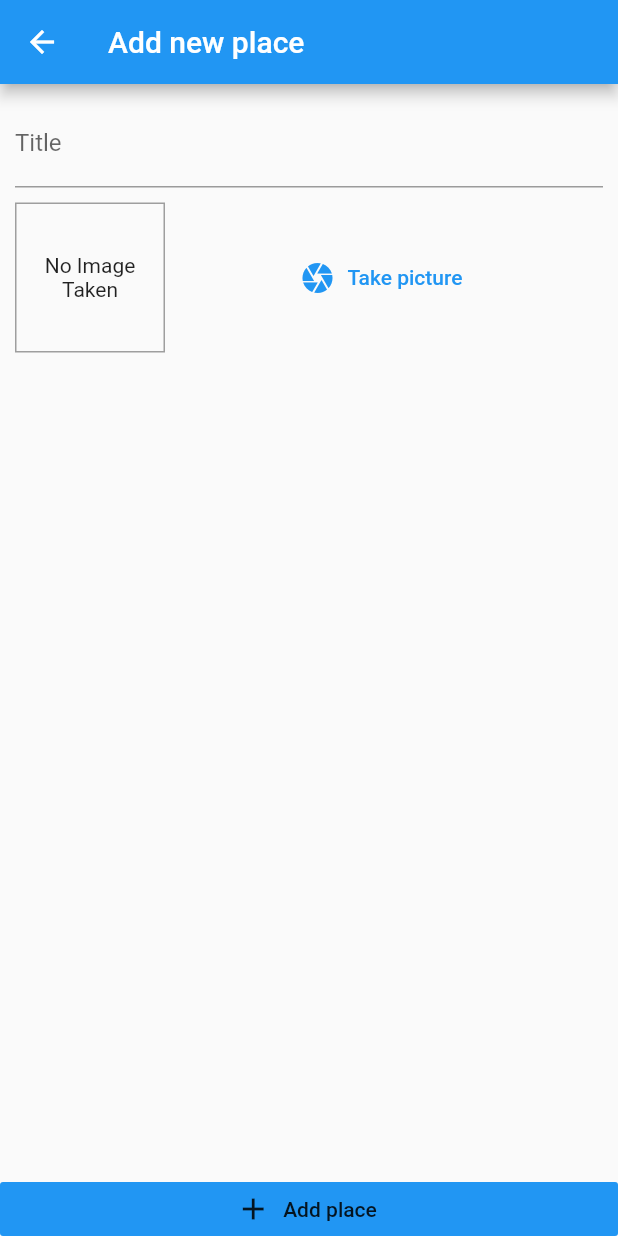
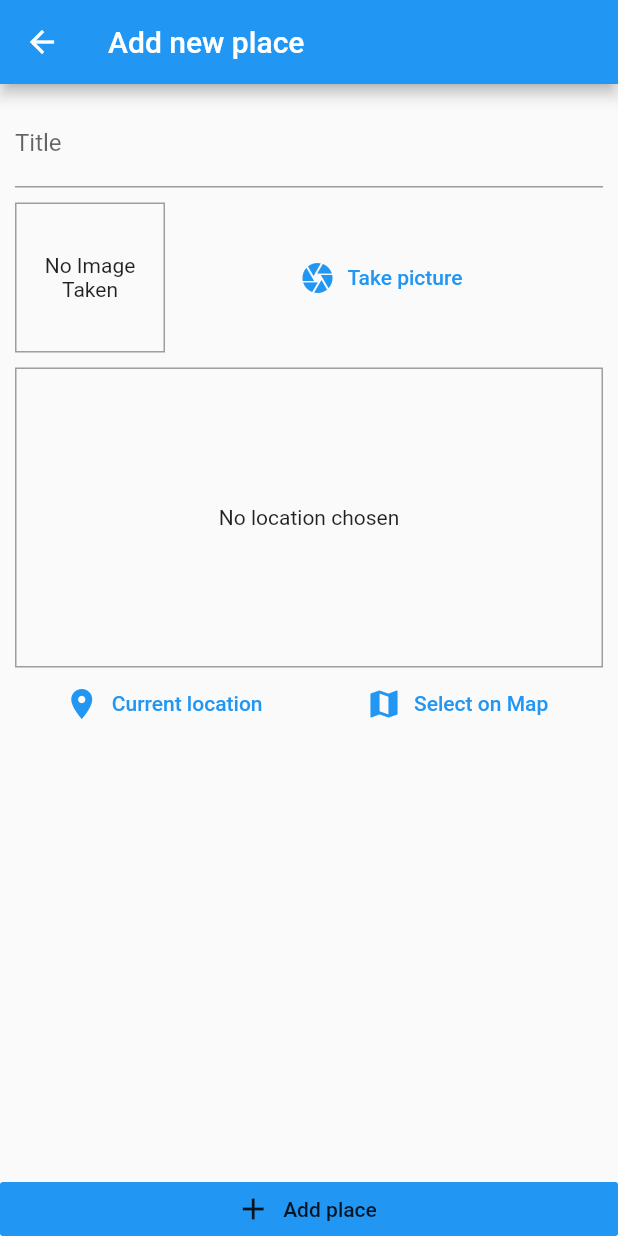
Before and after one commit to irizzka/cr_fav_places, a Flutter app: the AddPlaceScreen screen opened by its route, on a phone screen of 412 x 824 dp. Run offline on Flutter 3.47's test engine with Material 2 defaults, Android fonts, the phone set to English and light mode, and no system bars; our stand-ins replace google_maps_flutter, image_picker, location, sqflite; accounts and stored records are empty.

Commit message:
location  - Google maps

```diff
--- /dev/null
+++ b/lib/helpers/location_helper.dart
@@ -0,0 +1,20 @@
+import 'dart:convert';
+
+import 'package:http/http.dart' as http;
+
+const GOOGLE_API_KEY = '';
+
+class LocationHelper {
+  static String locationPreviewImage({double latitude, double longitude}) {
+    return 'https://maps.googleapis.com/maps/api/staticmap?center=&$latitude,$longitude&zoom=16&size=600x300&maptype=roadmap&markers=color:red%7Clabel:A%7C$latitude,$longitude&key=$GOOGLE_API_KEY';
+  }
+
+
+  static Future<String> getPlaceAddress(double lat, double lng) async{
+    final String url = 'https://maps.googleapis.com/maps/api/geocode/json?latlng=$lat,$lng&key=$GOOGLE_API_KEY';
+
+    final response = await http.get(url);
+    return json.decode(response.body)['results'][0]['formatted_address'];
+
+  }
+}
--- a/lib/models/place.dart
+++ b/lib/models/place.dart
@@ -8,7 +8,7 @@ class PlaceLocation {
   final double longitude;
   final String address;
 
-  PlaceLocation({
+  const PlaceLocation({
     @required this.latitude,
     @required this.longitude,
     this.address});
--- a/lib/screens/add_place_screen.dart
+++ b/lib/screens/add_place_screen.dart
@@ -3,6 +3,7 @@ import 'dart:io';
 import 'package:cr_fav_places/models/place.dart';
 import 'package:cr_fav_places/providers/great_places_provider.dart';
 import 'package:cr_fav_places/widgets/image_input.dart';
+import 'package:cr_fav_places/widgets/location_input.dart';
 import 'package:flutter/material.dart';
 import 'package:provider/provider.dart';
 
@@ -51,8 +52,11 @@ class _AddPlaceScreenState extends State<AddPlaceScreen> {
                         labelText: 'Title'
                       ),
                     ),
-                    SizedBox(height: 10,),
+                    SizedBox(height: 10.0),
                     ImageInput(_selectImage),
+                    SizedBox(height: 10.0),
+                    LocationInput(),
+
                   ],
                 ),
               ),
--- /dev/null
+++ b/lib/widgets/location_input.dart
@@ -0,0 +1,74 @@
+import 'package:cr_fav_places/helpers/location_helper.dart';
+import 'package:cr_fav_places/screens/map_screen.dart';
+import 'package:flutter/material.dart';
+import 'package:location/location.dart';
+
+class LocationInput extends StatefulWidget {
+  @override
+  _LocationInputState createState() => _LocationInputState();
+}
+
+class _LocationInputState extends State<LocationInput> {
+  String _previewImageUrl;
+
+  Future<void> _getCurrentUserLocation() async{
+    final locData = await Location().getLocation();
+   // print(locData.latitude);
+   // print(locData.longitude);
+   // final staticMapImageUrl = LocationHelper.locationPreviewImage(latitude: locData.latitude, longitude: locData.longitude);
+
+  setState(() {
+   // _previewImageUrl = staticMapImageUrl;
+  });
+  }
+
+  Future<void> _selectOnMap() async{
+   final selectedLocation = await Navigator.of(context).push(MaterialPageRoute(
+       fullscreenDialog: true,
+       builder: (context) => MapScreen(isSelecting: true,)));
+   if(selectedLocation == null){
+     return;
+   }
+
+  }
+
+  @override
+  Widget build(BuildContext context) {
+    return Column(
+      children: <Widget>[
+        Container(
+          height: 200,
+          width: double.infinity,
+          alignment: Alignment.center,
+          decoration: BoxDecoration(
+            border: Border.all(width: 1, color: Colors.grey)
+          ),
+          child: _previewImageUrl == null
+              ? Text('No location chosen')
+              : Image.network(
+                  _previewImageUrl,
+                  fit: BoxFit.cover,
+                  width: double.infinity,
+                ),
+        ),
+        Row(
+          mainAxisAlignment: MainAxisAlignment.spaceAround,
+          children: <Widget>[
+            FlatButton.icon(
+              icon: Icon(Icons.location_on),
+              label: Text('Current location'),
+              textColor: Theme.of(context).primaryColor,
+              onPressed: _getCurrentUserLocation,
+            ),
+            FlatButton.icon(
+              icon: Icon(Icons.map),
+              label: Text('Select on Map'),
+              textColor: Theme.of(context).primaryColor,
+              onPressed: _selectOnMap,
+            ),
+          ],
+        )
+      ],
+    );
+  }
+}
--- a/pubspec.yaml
+++ b/pubspec.yaml
@@ -28,6 +28,9 @@ dependencies:
   path_provider: ^1.6.1
   path: ^1.6.4
   sqflite: ^1.2.1
+  location: ^2.5.1
+  google_maps_flutter: ^0.5.24+1
+  http: ^0.12.0+4
 
 dev_dependencies:
   flutter_test:
```
Also changed, not shown: lib/screens/map_screen.dart (added, +34 -0 lines), pubspec.lock, 1 other file.
